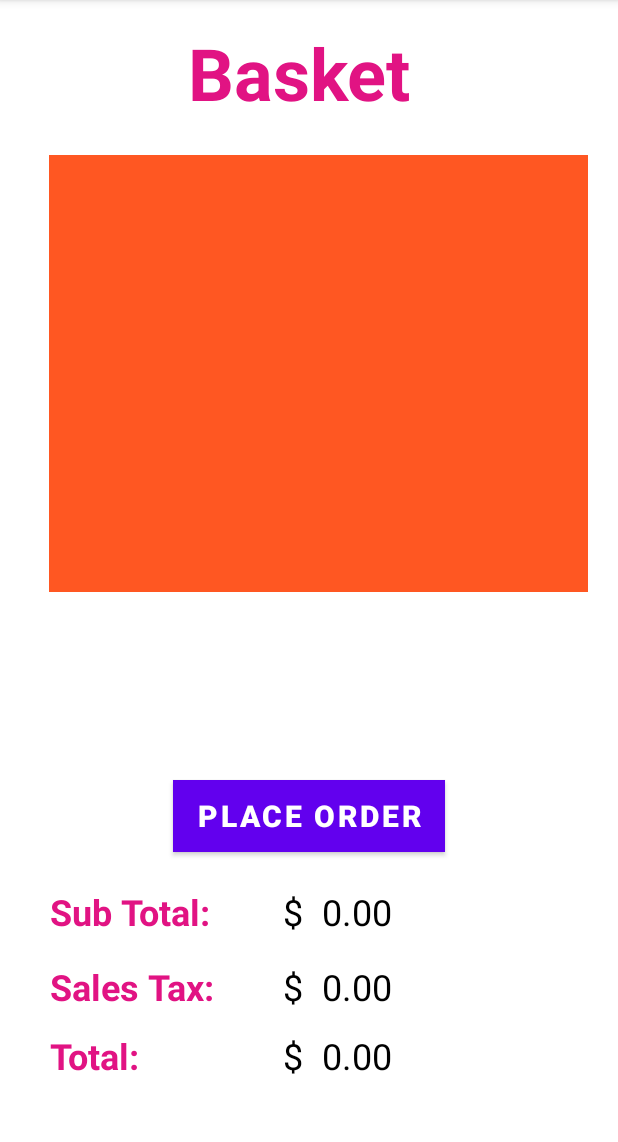
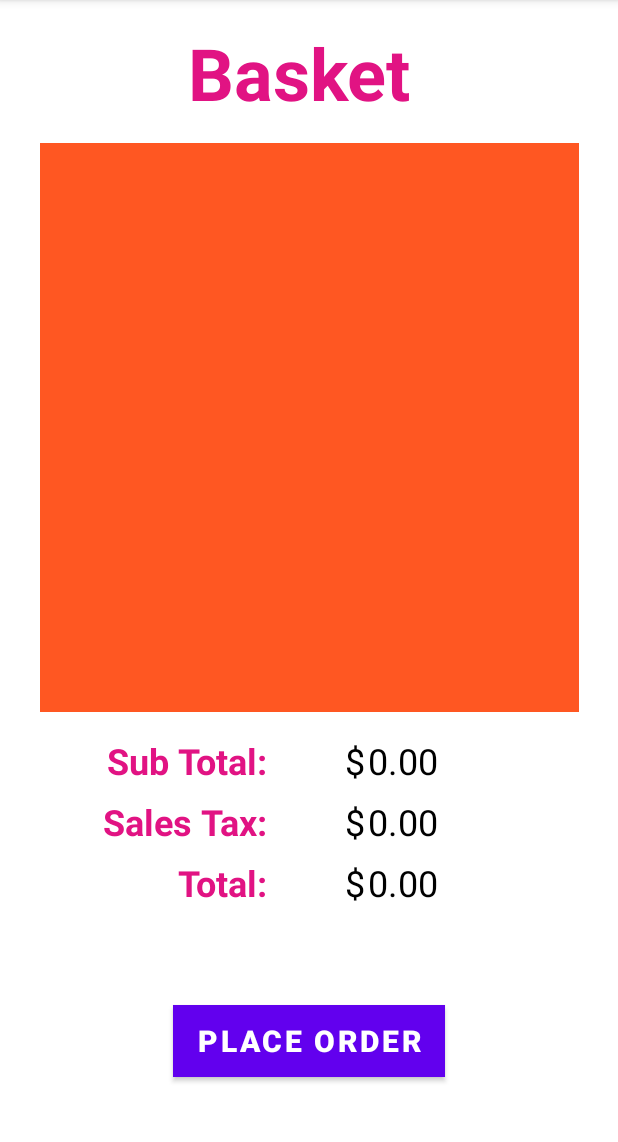
Before and after one commit to map112300/RUCafe_Android, an Android app: the BasketActivity screen opened directly, with no data from a screen before it, on a phone screen of 412 x 824 dp, the part 84-1226 px from its top. Run offline under Robolectric (Android 15) with nearby library versions, the phone set to English and light mode, and no system bars.

Commit message:
Basket view

```diff
--- a/app/src/main/java/com/example/rucafe_android/BasketActivity.java
+++ b/app/src/main/java/com/example/rucafe_android/BasketActivity.java
@@ -12,8 +12,6 @@ import android.widget.Button;
 import android.widget.ListView;
 import android.widget.TextView;
 import android.widget.Toast;
-
-import java.util.ArrayList;
 
 public class BasketActivity extends AppCompatActivity implements AdapterView.OnItemClickListener {
 
@@ -36,7 +34,7 @@ public class BasketActivity extends AppCompatActivity implements AdapterView.OnI
         total = findViewById(R.id.total_field);
 
         menuItemArrayAdapter = new ArrayAdapter<MenuItem>(
-                this, android.R.layout.simple_list_item_1, MainActivity.itemsInOrder);
+                this, R.layout.basket_list, R.id.list_content, MainActivity.itemsInOrder);
 
         listView.setAdapter(menuItemArrayAdapter);
         listView.setOnItemClickListener(this);
--- a/app/src/main/res/layout/activity_basket.xml
+++ b/app/src/main/res/layout/activity_basket.xml
@@ -10,179 +10,159 @@
         android:id="@+id/subtotal_field3"
         android:layout_width="wrap_content"
         android:layout_height="wrap_content"
-        android:layout_marginStart="188dp"
-        android:layout_marginEnd="210dp"
-        android:layout_marginBottom="144dp"
         android:text="@string/dollar_sign"
         android:textColor="#000000"
         android:textSize="24sp"
-        app:layout_constraintBottom_toBottomOf="parent"
-        app:layout_constraintEnd_toEndOf="parent"
-        app:layout_constraintStart_toStartOf="parent" />
+        app:layout_constraintBottom_toBottomOf="@+id/textView11"
+        app:layout_constraintStart_toStartOf="@+id/guideline"
+        app:layout_constraintTop_toTopOf="@+id/textView11" />
 
     <TextView
         android:id="@+id/subtotal_field4"
         android:layout_width="wrap_content"
         android:layout_height="wrap_content"
-        android:layout_marginStart="188dp"
-        android:layout_marginEnd="210dp"
-        android:layout_marginBottom="94dp"
         android:text="@string/dollar_sign"
         android:textColor="#000000"
         android:textSize="24sp"
-        app:layout_constraintBottom_toBottomOf="parent"
-        app:layout_constraintEnd_toEndOf="parent"
-        app:layout_constraintStart_toStartOf="parent" />
+        app:layout_constraintBottom_toBottomOf="@+id/textView10"
+        app:layout_constraintStart_toStartOf="@+id/guideline"
+        app:layout_constraintTop_toTopOf="@+id/textView10" />
 
     <TextView
         android:id="@+id/textView3"
         android:layout_width="161dp"
         android:layout_height="63dp"
-        android:layout_marginStart="104dp"
         android:layout_marginTop="16dp"
-        android:layout_marginEnd="104dp"
         android:text="@string/basket_icon"
         android:textColor="#E11383"
         android:textSize="48sp"
         android:textStyle="bold"
         app:layout_constraintEnd_toEndOf="parent"
+        app:layout_constraintHorizontal_bias="0.5"
         app:layout_constraintStart_toStartOf="parent"
         app:layout_constraintTop_toTopOf="parent" />
 
     <ListView
         android:id="@+id/items_listview"
         android:layout_width="359dp"
-        android:layout_height="291dp"
-        android:layout_marginStart="19dp"
-        android:layout_marginTop="24dp"
-        android:layout_marginEnd="20dp"
-        android:layout_marginBottom="387dp"
+        android:layout_height="379dp"
+        android:layout_marginTop="16dp"
         android:background="#FF5722"
-        app:layout_constraintBottom_toBottomOf="parent"
+        android:textAlignment="center"
         app:layout_constraintEnd_toEndOf="parent"
-        app:layout_constraintHorizontal_bias="1.0"
+        app:layout_constraintHorizontal_bias="0.5"
         app:layout_constraintStart_toStartOf="parent"
-        app:layout_constraintTop_toBottomOf="@+id/textView3"
-        app:layout_constraintVertical_bias="0.0" />
+        app:layout_constraintTop_toBottomOf="@+id/textView3" />
 
     <Button
         android:id="@+id/place_order_button"
         android:layout_width="wrap_content"
         android:layout_height="wrap_content"
-        android:layout_marginStart="115dp"
-        android:layout_marginTop="44dp"
-        android:layout_marginEnd="112dp"
-        android:layout_marginBottom="200dp"
+        android:layout_marginBottom="50dp"
         android:background="#E11383"
         android:text="@string/place_order"
         android:textSize="20sp"
         android:textStyle="bold"
         app:layout_constraintBottom_toBottomOf="parent"
         app:layout_constraintEnd_toEndOf="parent"
-        app:layout_constraintHorizontal_bias="0.0"
-        app:layout_constraintStart_toStartOf="parent"
-        app:layout_constraintTop_toBottomOf="@+id/_dynamic" />
+        app:layout_constraintHorizontal_bias="0.5"
+        app:layout_constraintStart_toStartOf="parent" />
 
     <TextView
         android:id="@+id/textView11"
         android:layout_width="wrap_content"
         android:layout_height="wrap_content"
-        android:layout_marginStart="32dp"
-        android:layout_marginEnd="270dp"
-        android:layout_marginBottom="144dp"
+        android:layout_marginTop="16dp"
         android:text="@string/sub_total"
         android:textColor="#E11383"
         android:textSize="24sp"
         android:textStyle="bold"
-        app:layout_constraintBottom_toBottomOf="parent"
-        app:layout_constraintEnd_toEndOf="parent"
-        app:layout_constraintStart_toStartOf="parent" />
+        app:layout_constraintEnd_toStartOf="@+id/guideline2"
+        app:layout_constraintTop_toBottomOf="@+id/items_listview" />
 
     <TextView
         android:id="@+id/textView10"
         android:layout_width="wrap_content"
         android:layout_height="wrap_content"
-        android:layout_marginStart="32dp"
-        android:layout_marginEnd="268dp"
-        android:layout_marginBottom="94dp"
+        android:layout_marginTop="8dp"
         android:text="@string/sales_tax"
         android:textColor="#E11383"
         android:textSize="24sp"
         android:textStyle="bold"
-        app:layout_constraintBottom_toBottomOf="parent"
-        app:layout_constraintEnd_toEndOf="parent"
-        app:layout_constraintStart_toStartOf="parent" />
+        app:layout_constraintEnd_toStartOf="@+id/guideline2"
+        app:layout_constraintTop_toBottomOf="@+id/textView11" />
 
     <TextView
         android:id="@+id/sales_tax_field"
         android:layout_width="wrap_content"
         android:layout_height="wrap_content"
-        android:layout_marginStart="207dp"
-        android:layout_marginEnd="144dp"
-        android:layout_marginBottom="94dp"
+        android:layout_marginStart="2dp"
         android:text="@string/default_price"
         android:textColor="#000000"
         android:textSize="24sp"
-        app:layout_constraintBottom_toBottomOf="parent"
-        app:layout_constraintEnd_toEndOf="parent"
-        app:layout_constraintStart_toStartOf="parent" />
+        app:layout_constraintStart_toEndOf="@+id/subtotal_field4"
+        app:layout_constraintTop_toTopOf="@+id/subtotal_field4" />
 
     <TextView
         android:id="@+id/textView9"
         android:layout_width="wrap_content"
         android:layout_height="wrap_content"
-        android:layout_marginStart="32dp"
-        android:layout_marginEnd="318dp"
-        android:layout_marginBottom="48dp"
+        android:layout_marginTop="8dp"
         android:text="@string/total_Price"
         android:textColor="#E11383"
         android:textSize="24sp"
         android:textStyle="bold"
-        app:layout_constraintBottom_toBottomOf="parent"
-        app:layout_constraintEnd_toEndOf="parent"
-        app:layout_constraintStart_toStartOf="parent" />
+        app:layout_constraintEnd_toStartOf="@+id/guideline2"
+        app:layout_constraintTop_toBottomOf="@+id/textView10" />
 
     <TextView
         android:id="@+id/total_field"
         android:layout_width="wrap_content"
         android:layout_height="wrap_content"
-        android:layout_marginStart="207dp"
-        android:layout_marginEnd="144dp"
-        android:layout_marginBottom="48dp"
+        android:layout_marginStart="2dp"
         android:text="@string/default_price"
         android:textColor="#000000"
         android:textSize="24sp"
-        app:layout_constraintBottom_toBottomOf="parent"
-        app:layout_constraintEnd_toEndOf="parent"
-        app:layout_constraintStart_toStartOf="parent" />
+        app:layout_constraintBottom_toBottomOf="@+id/subtotal_field2"
+        app:layout_constraintStart_toEndOf="@+id/subtotal_field2"
+        app:layout_constraintTop_toTopOf="@+id/subtotal_field2" />
 
     <TextView
         android:id="@+id/subtotal_field"
         android:layout_width="wrap_content"
         android:layout_height="wrap_content"
-        android:layout_marginStart="207dp"
-        android:layout_marginEnd="144dp"
-        android:layout_marginBottom="144dp"
+        android:layout_marginStart="2dp"
         android:text="@string/default_price"
         android:textColor="#000000"
         android:textSize="24sp"
-        app:layout_constraintBottom_toBottomOf="parent"
-        app:layout_constraintEnd_toEndOf="parent"
-        app:layout_constraintStart_toStartOf="parent" />
+        app:layout_constraintBottom_toBottomOf="@+id/subtotal_field3"
+        app:layout_constraintStart_toEndOf="@+id/subtotal_field3"
+        app:layout_constraintTop_toTopOf="@+id/subtotal_field3" />
 
     <TextView
         android:id="@+id/subtotal_field2"
         android:layout_width="wrap_content"
         android:layout_height="wrap_content"
-        android:layout_marginStart="188dp"
-        android:layout_marginEnd="210dp"
-        android:layout_marginBottom="48dp"
         android:text="@string/dollar_sign"
         android:textColor="#000000"
         android:textSize="24sp"
-        app:layout_constraintBottom_toBottomOf="parent"
-        app:layout_constraintEnd_toEndOf="parent"
-        app:layout_constraintStart_toStartOf="parent" />
+        app:layout_constraintBottom_toBottomOf="@+id/textView9"
+        app:layout_constraintStart_toStartOf="@+id/guideline"
+        app:layout_constraintTop_toTopOf="@+id/textView9" />
+
+    <androidx.constraintlayout.widget.Guideline
+        android:id="@+id/guideline"
+        android:layout_width="wrap_content"
+        android:layout_height="wrap_content"
+        android:orientation="vertical"
+        app:layout_constraintGuide_begin="230dp" />
+
+    <androidx.constraintlayout.widget.Guideline
+        android:id="@+id/guideline2"
+        android:layout_width="wrap_content"
+        android:layout_height="wrap_content"
+        android:orientation="vertical"
+        app:layout_constraintGuide_begin="179dp" />
 
 
 </androidx.constraintlayout.widget.ConstraintLayout>
--- /dev/null
+++ b/app/src/main/res/layout/basket_list.xml
@@ -0,0 +1,19 @@
+<?xml version="1.0" encoding="utf-8"?>
+
+<LinearLayout
+    xmlns:android="http://schemas.android.com/apk/res/android"
+    android:gravity="center_vertical"
+    android:layout_width="fill_parent"
+    android:layout_height="fill_parent">
+
+    <!-- Defining where should text be placed. You set you text color here-->
+    <TextView
+        android:id="@+id/list_content"
+        android:textColor="#FFFFFF"
+        android:textSize="25dp"
+        android:gravity="center"
+        android:layout_margin="4dip"
+        android:layout_width="fill_parent"
+        android:layout_height="wrap_content"
+        />
+</LinearLayout>
```
